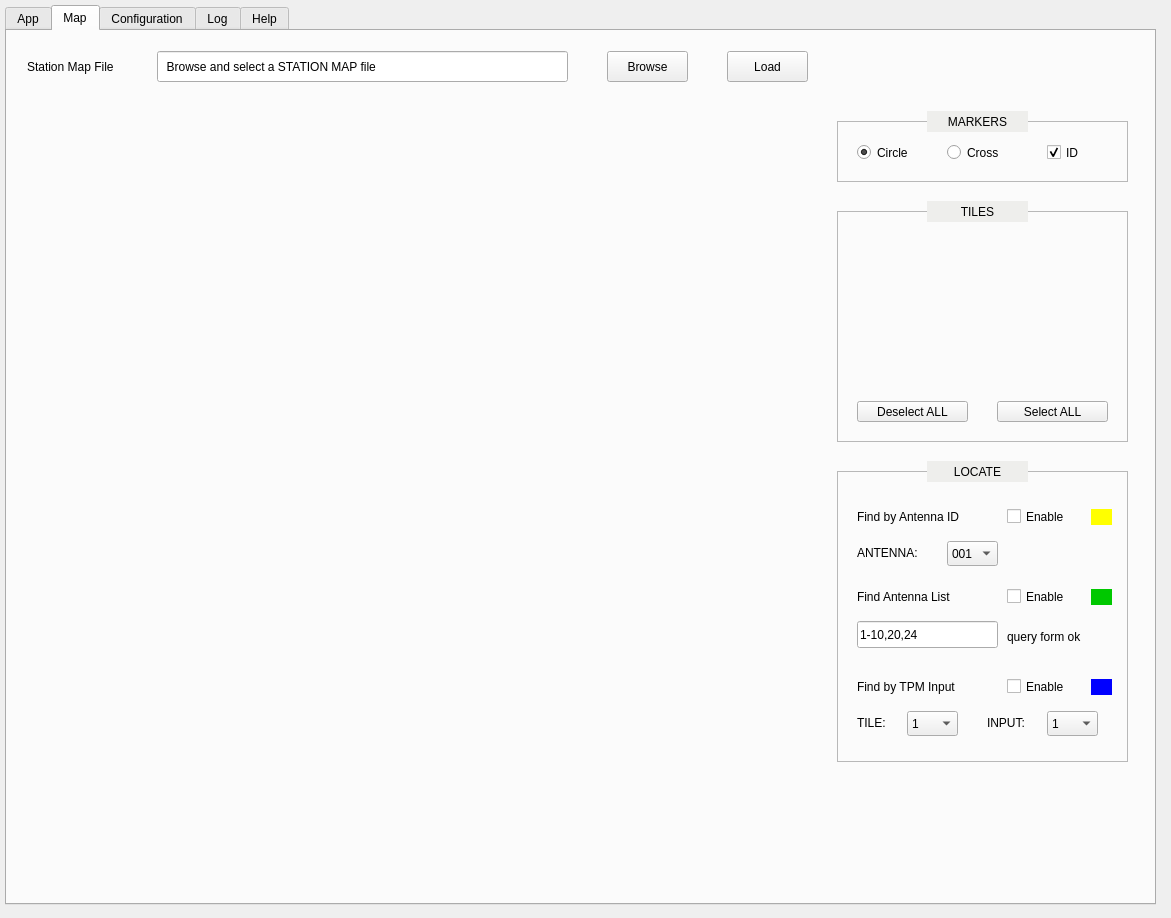
amattana/skalab, file Gui/skalab_station.ui: the form before one commit.
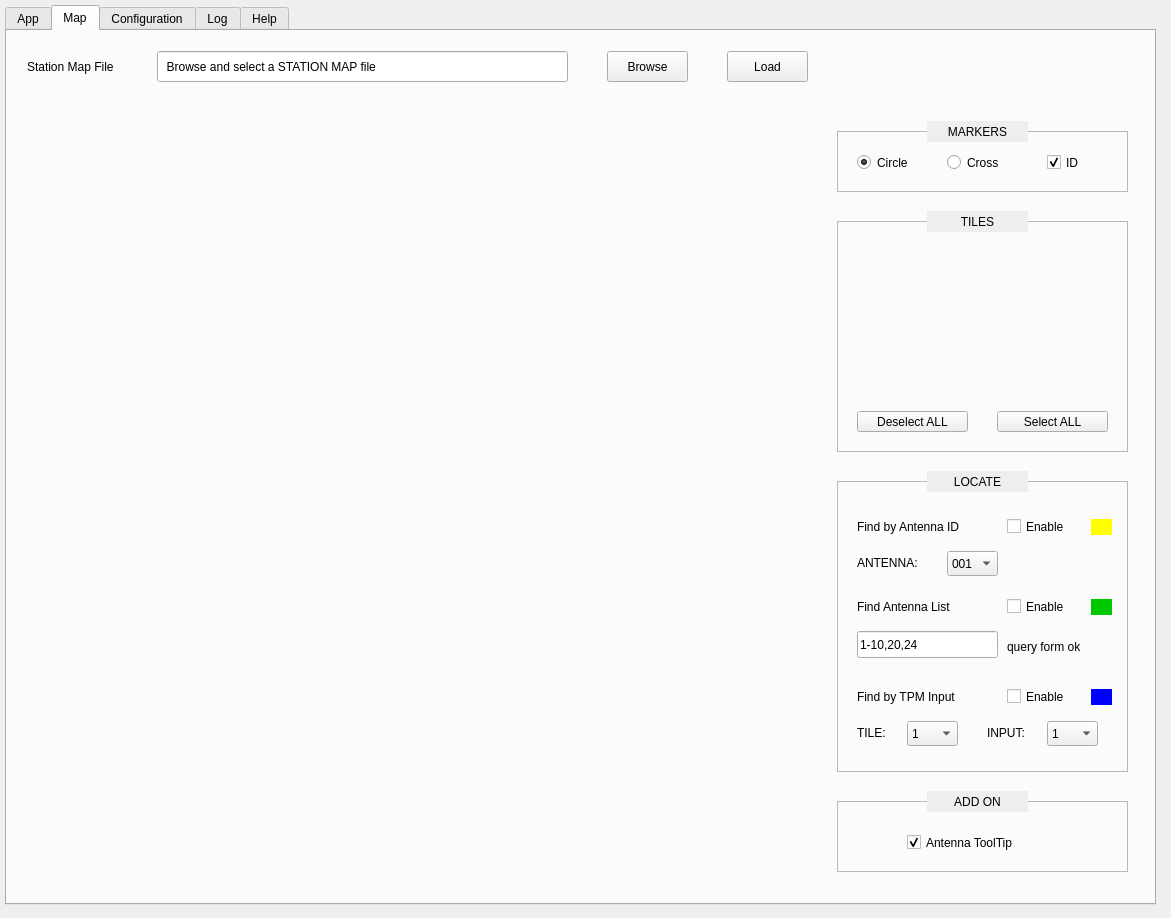
The form after the commit. The open tabs and pages were chosen to show the change.

Commit message: Added Map Tooltip

Diff of the .ui file:
```diff
--- a/Gui/skalab_station.ui
+++ b/Gui/skalab_station.ui
@@ -442,7 +442,7 @@
      <property name="geometry">
       <rect>
        <x>830</x>
-       <y>90</y>
+       <y>100</y>
        <width>291</width>
        <height>61</height>
       </rect>
@@ -503,7 +503,7 @@
      <property name="geometry">
       <rect>
        <x>920</x>
-       <y>80</y>
+       <y>90</y>
        <width>101</width>
        <height>21</height>
       </rect>
@@ -525,7 +525,7 @@
      <property name="geometry">
       <rect>
        <x>920</x>
-       <y>170</y>
+       <y>180</y>
        <width>101</width>
        <height>21</height>
       </rect>
@@ -547,7 +547,7 @@
      <property name="geometry">
       <rect>
        <x>830</x>
-       <y>180</y>
+       <y>190</y>
        <width>291</width>
        <height>231</height>
       </rect>
@@ -589,7 +589,7 @@
      <property name="geometry">
       <rect>
        <x>830</x>
-       <y>440</y>
+       <y>450</y>
        <width>291</width>
        <height>291</height>
       </rect>
@@ -918,7 +918,7 @@
      <property name="geometry">
       <rect>
        <x>920</x>
-       <y>430</y>
+       <y>440</y>
        <width>101</width>
        <height>21</height>
       </rect>
@@ -936,6 +936,60 @@
       <set>Qt::AlignCenter</set>
      </property>
     </widget>
+    <widget class="QFrame" name="qframe_add_on">
+     <property name="geometry">
+      <rect>
+       <x>830</x>
+       <y>770</y>
+       <width>291</width>
+       <height>71</height>
+      </rect>
+     </property>
+     <property name="frameShape">
+      <enum>QFrame::StyledPanel</enum>
+     </property>
+     <property name="frameShadow">
+      <enum>QFrame::Raised</enum>
+     </property>
+     <widget class="QCheckBox" name="cb_tooltip">
+      <property name="geometry">
+       <rect>
+        <x>70</x>
+        <y>30</y>
+        <width>141</width>
+        <height>23</height>
+       </rect>
+      </property>
+      <property name="text">
+       <string>Antenna ToolTip</string>
+      </property>
+      <property name="checked">
+       <bool>true</bool>
+      </property>
+     </widget>
+    </widget>
+    <widget class="QLabel" name="qlabel_add_on">
+     <property name="geometry">
+      <rect>
+       <x>920</x>
+       <y>760</y>
+       <width>101</width>
+       <height>21</height>
+      </rect>
+     </property>
+     <property name="layoutDirection">
+      <enum>Qt::LeftToRight</enum>
+     </property>
+     <property name="styleSheet">
+      <string notr="true">background-color: rgb(238, 238, 236);</string>
+     </property>
+     <property name="text">
+      <string>ADD ON</string>
+     </property>
+     <property name="alignment">
+      <set>Qt::AlignCenter</set>
+     </property>
+    </widget>
     <zorder>plotWidgetMap</zorder>
     <zorder>qlabel_config_2</zorder>
     <zorder>qline_map_file</zorder>
```
Left out of the diff: 2 changed lines with no effect on the pictures. The commit also changes 1 other file.
